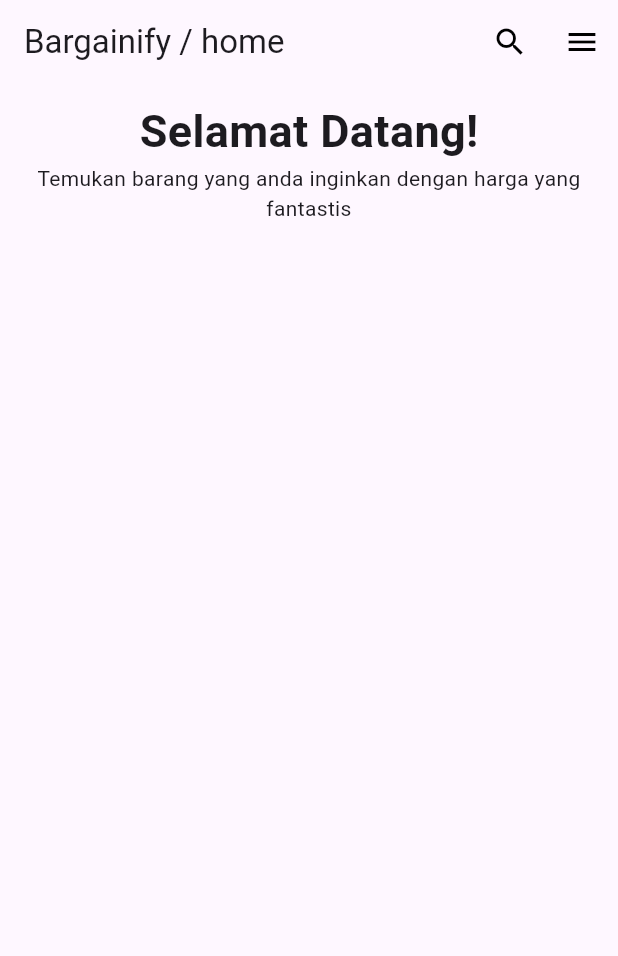
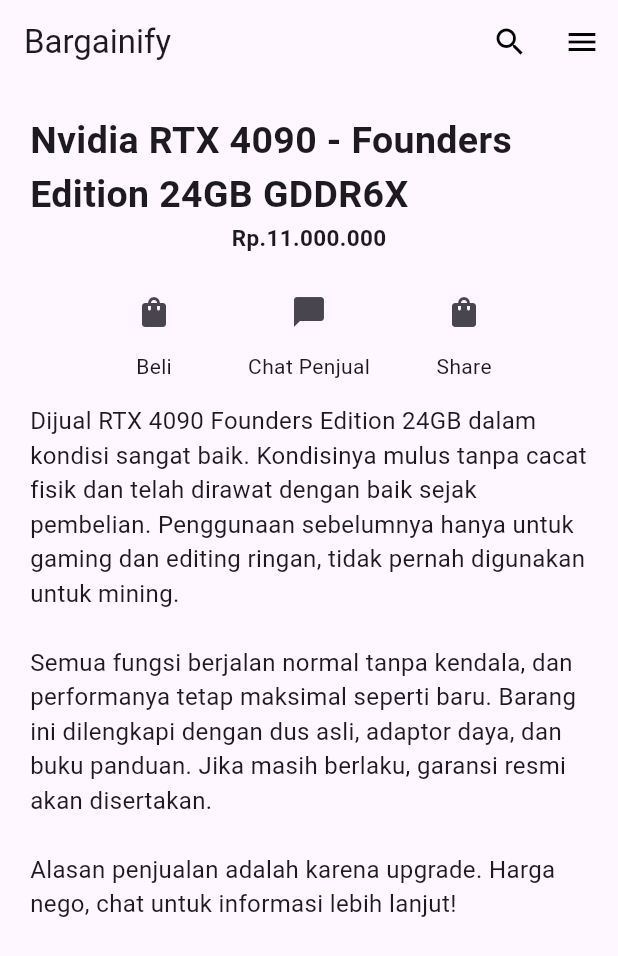
Before and after one commit to rafli-raihan/bargainify, a Flutter app: the screen it shows after launch, on a phone screen of 412 x 824 dp. Shown: the top 956 px of the screen. Run offline on Flutter 3.47's test engine with Material 3 defaults, Android fonts, the phone set to English and light mode, and no system bars.

Commit message:
dummy product page and other shenanigans

```diff
--- a/lib/main.dart
+++ b/lib/main.dart
@@ -1,19 +1,41 @@
     import 'package:flutter/material.dart';
+    // ignore: unused_import
     import 'screens/HomeScreen.dart';
+    import 'screens/%5Bid%5D/ProductScreen.dart';
 
     void main() {
      runApp(MainView());
     }
 
     class MainView extends StatelessWidget{
-      const MainView({Key? key}) : super(key: key);
+      const MainView({super.key});
 
       @override
       Widget build(BuildContext context){
         return MaterialApp(
           theme: ThemeData(useMaterial3: true),
           title: "firstApp",
-          home: const HomeScreen(),
+          home: Scaffold(
+            appBar: AppBar(
+              title: Text(
+                "Bargainify"),
+              actions: [
+                IconButton(
+                  onPressed: () {},
+                  icon: const Icon(
+                    Icons.search,
+                    color: Colors.black)
+                ),
+                IconButton(
+                  onPressed: () {},
+                  icon: const Icon(
+                    Icons.menu,
+                    color: Colors.black)
+                ),
+              ],
+            ),
+            body: ProductScreen(),
+          ),
         );
       }
     }
--- a/lib/screens/HomeScreen.dart
+++ b/lib/screens/HomeScreen.dart
@@ -1,28 +1,11 @@
 import 'package:flutter/material.dart';
 
     class HomeScreen extends StatelessWidget{
-      const HomeScreen({Key? key}) : super(key: key);
+      const HomeScreen({super.key});
 
       @override
       Widget build(BuildContext context) {
           return Scaffold(
-            appBar: AppBar(
-              title: Text("Bargainify / home"),
-              actions: [
-                IconButton(
-                  onPressed: () {},
-                  icon: const Icon(
-                    Icons.search,
-                    color: Colors.black)
-                ),
-                IconButton(
-                  onPressed: () {},
-                  icon: const Icon(
-                    Icons.menu,
-                    color: Colors.black)
-                ),
-              ],
-            ),
             body: Container(
               alignment: Alignment.center,
               padding: EdgeInsets.fromLTRB(20, 10, 20, 10), // Kalo mw padding semua sisinya disamaian EdgeInset.all(jumlah nya)
--- /dev/null
+++ b/lib/screens/[id]/ProductScreen.dart
@@ -0,0 +1,102 @@
+import 'package:flutter/material.dart';
+
+    class ProductScreen extends StatelessWidget {
+      const ProductScreen({Key? key}) : super(key: key);
+
+      @override
+      Widget build(BuildContext context) {
+        return Scaffold(
+          body: Container(
+            alignment: Alignment.center,
+            padding: EdgeInsets.all(20),
+            child: Column(
+              children: <Widget>[
+                /* Product Photos */
+
+                /* Product Listing / Name */
+                Text(
+                  "Nvidia RTX 4090 - Founders Edition 24GB GDDR6X",
+                  textAlign: TextAlign.start,
+                  style: TextStyle(
+                    fontSize: 25.0,
+                    fontWeight: FontWeight.bold,
+                  ),
+                ),
+
+                /* Harga Product */
+                Text(
+                  "Rp.11.000.000",
+                  textAlign: TextAlign.start,
+                  style: TextStyle(
+                    fontSize: 15.0,
+                    fontWeight: FontWeight.bold,
+                  ),
+                ),
+
+                /* Action List */
+                Container(
+                  padding: EdgeInsets.fromLTRB(20, 15, 20, 15),
+                  child: ConstrainedBox(
+                    constraints: BoxConstraints(
+                      maxWidth: MediaQuery.of(context).size.width > 450 ? 450 : MediaQuery.of(context).size.width,
+                    ), // Constrain ini ceritanya sama lah yak kya max-w di tailwind
+                    child: Row(
+                      mainAxisAlignment: MainAxisAlignment.spaceEvenly,
+                      children: <Widget>[
+                        Column(
+                          crossAxisAlignment: CrossAxisAlignment.center,
+                          children: <Widget>[
+                            IconButton(
+                            onPressed: () {},
+                            icon: const Icon(
+                              Icons.shopping_bag_rounded
+                              ),
+                            ),
+                            SizedBox(height: 2.0),
+                            Text("Beli"),
+                        ]),
+                        Column(
+                          crossAxisAlignment: CrossAxisAlignment.center,
+                          children: <Widget>[
+                            IconButton(
+                                onPressed: () {},
+                                icon: const Icon(
+                                  Icons.chat_bubble_rounded
+                                  ),
+                                ),
+                                SizedBox(height: 2.0),
+                                Text("Chat Penjual"),
+                        ]),
+                        Column(
+                          crossAxisAlignment: CrossAxisAlignment.center,
+                          children: <Widget>[
+                              IconButton(
+                                onPressed: () {},
+                                icon: const Icon(
+                                  Icons.shopping_bag_rounded,
+                                  ),
+                                ),
+                                SizedBox(height: 2.0),
+                                Text("Share"),
+                        ]),
+                      ],
+                    ),
+                  ),
+                ),
+
+              /* Product Description */
+              Container(
+                child: ConstrainedBox(constraints: BoxConstraints(
+                      maxWidth: MediaQuery.of(context).size.width > 768 ? 768 : MediaQuery.of(context).size.width),
+                      child: Text(
+                        'Dijual RTX 4090 Founders Edition 24GB dalam kondisi sangat baik. Kondisinya mulus tanpa cacat fisik dan telah dirawat dengan baik sejak pembelian. Penggunaan sebelumnya hanya untuk gaming dan editing ringan, tidak pernah digunakan untuk mining.\n\nSemua fungsi berjalan normal tanpa kendala, dan performanya tetap maksimal seperti baru. Barang ini dilengkapi dengan dus asli, adaptor daya, dan buku panduan. Jika masih berlaku, garansi resmi akan disertakan.\n\nAlasan penjualan adalah karena upgrade. Harga nego, chat untuk informasi lebih lanjut!',
+                        style: TextStyle(fontSize: 16.0),
+                      ),
+                  ),
+                )
+              ],
+            ),
+          ),
+        );
+      }
+    }
```
Also changed, not shown: 1 other file.
